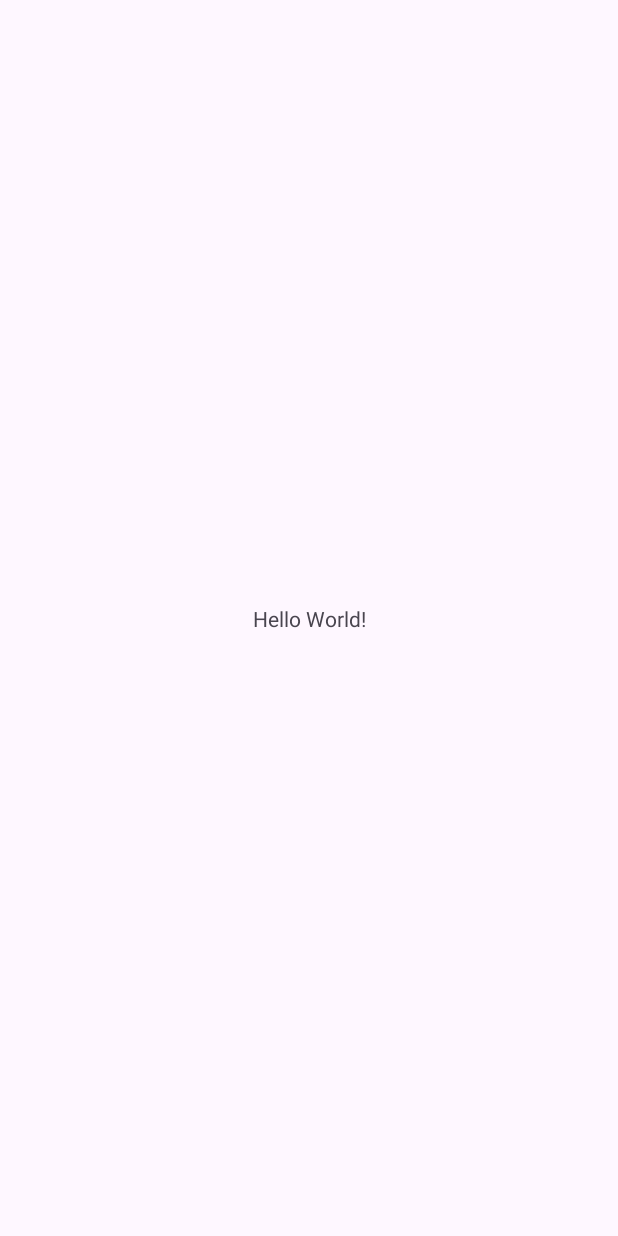
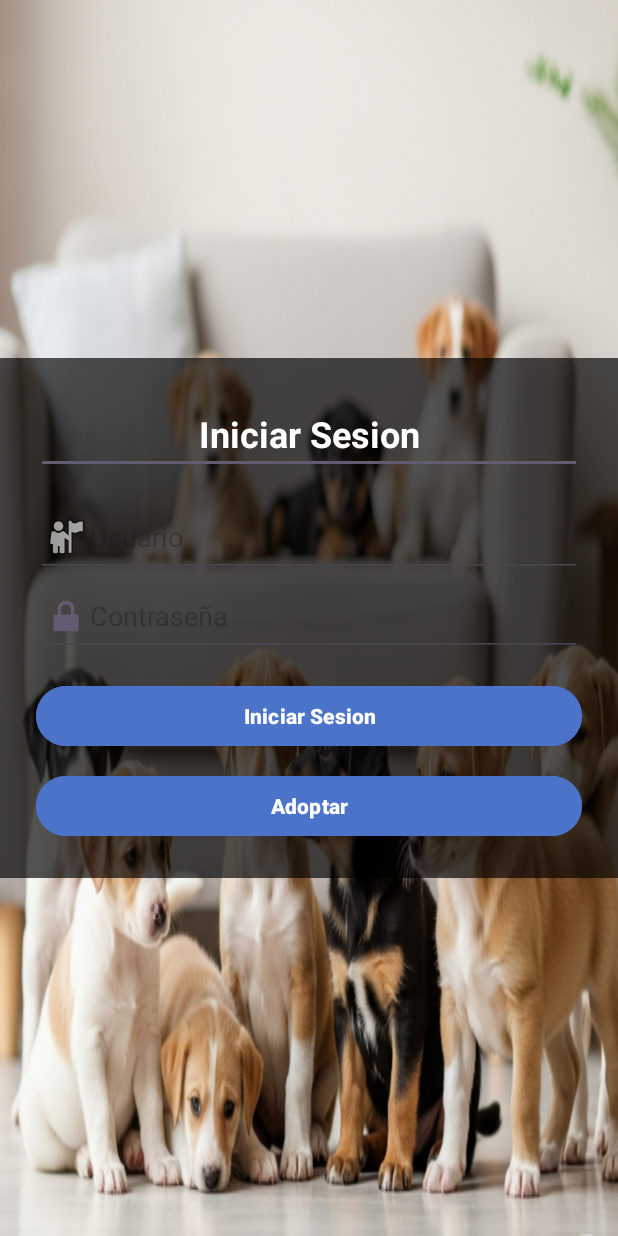
Before and after one commit to ChristopherVelez/ProyectoAdopcion, an Android app: the screen it shows after launch (MainActivity), on a phone screen of 412 x 824 dp. Before the commit the screen is almost empty. Run offline under Robolectric (Android 15) with nearby library versions, the phone set to English and light mode, and no system bars.

Commit message:
Inicio de Sesion

```diff
--- a/app/src/main/res/layout/activity_main.xml
+++ b/app/src/main/res/layout/activity_main.xml
@@ -5,15 +5,73 @@
     android:id="@+id/main"
     android:layout_width="match_parent"
     android:layout_height="match_parent"
+    android:background="@drawable/Login_Fondo"
+    android:padding="24dp"
     tools:context=".MainActivity">
 
-    <TextView
-        android:layout_width="wrap_content"
+    <!--    Contenedor del formulario  -->
+    <LinearLayout
+        android:id="@+id/LoginForm"
+        android:layout_width="0dp"
         android:layout_height="wrap_content"
-        android:text="Hello World!"
+        android:orientation="vertical"
+        android:padding="24dp"
+        android:background="@color/Fondo"
+        app:layout_constraintTop_toTopOf="parent"
         app:layout_constraintBottom_toBottomOf="parent"
-        app:layout_constraintEnd_toEndOf="parent"
         app:layout_constraintStart_toStartOf="parent"
-        app:layout_constraintTop_toTopOf="parent" />
+        app:layout_constraintEnd_toEndOf="parent">
+
+        <!--        Titulo -->
+        <EditText
+            android:id="@+id/tvTitulo"
+            android:layout_width="match_parent"
+            android:layout_height="wrap_content"
+            android:text="Iniciar Sesion"
+            android:textSize="24sp"
+            android:textStyle="bold"
+            android:textColor="#FFFFFF"
+            android:gravity="center"
+            android:layout_marginBottom="16dp"
+            />
+        <!--        Campo de Usuario -->
+        <EditText
+            android:id="@+id/etUsuario"
+            android:layout_width="match_parent"
+            android:layout_height="wrap_content"
+            android:hint="Usuario"
+            android:inputType="textPassword"
+            android:drawableLeft="@android:drawable/ic_menu_myplaces"/>
+
+        <!--        Campo de contrasenia-->
+        <EditText
+            android:id="@+id/etContraseña"
+            android:layout_width="match_parent"
+            android:layout_height="wrap_content"
+            android:hint="Contraseña"
+            android:inputType="textPassword"
+            android:drawableLeft="@android:drawable/ic_lock_lock"/>
+
+        <!--        Boton de Logear -->
+        <Button
+            android:id="@+id/BtnLogin"
+            android:layout_width="match_parent"
+            android:layout_height="wrap_content"
+            android:text="Iniciar Sesion"
+            android:textStyle="bold"
+            android:backgroundTint="@color/AzulMarino"
+            android:layout_marginTop="16dp"/>
+
+        <!--        Boton de adoptar-->
+        <Button
+            android:id="@+id/btnAdoptar"
+            android:layout_width="match_parent"
+            android:layout_height="wrap_content"
+            android:text="Adoptar"
+            android:textStyle="bold"
+            android:backgroundTint="@color/AzulMarino"
+            android:layout_marginTop="12dp"
+            />
+    </LinearLayout>
 
 </androidx.constraintlayout.widget.ConstraintLayout>
--- a/app/src/main/res/values/colors.xml
+++ b/app/src/main/res/values/colors.xml
@@ -2,4 +2,6 @@
 <resources>
     <color name="black">#FF000000</color>
     <color name="white">#FFFFFFFF</color>
+    <color name="Fondo">#AA000000</color>
+    <color name="AzulMarino">#4b73c9</color>
 </resources>
```
Also changed, not shown: app/src/main/res/drawable/Fondo2.jpeg (added), app/src/main/res/drawable/Login_Fondo.png (added).
